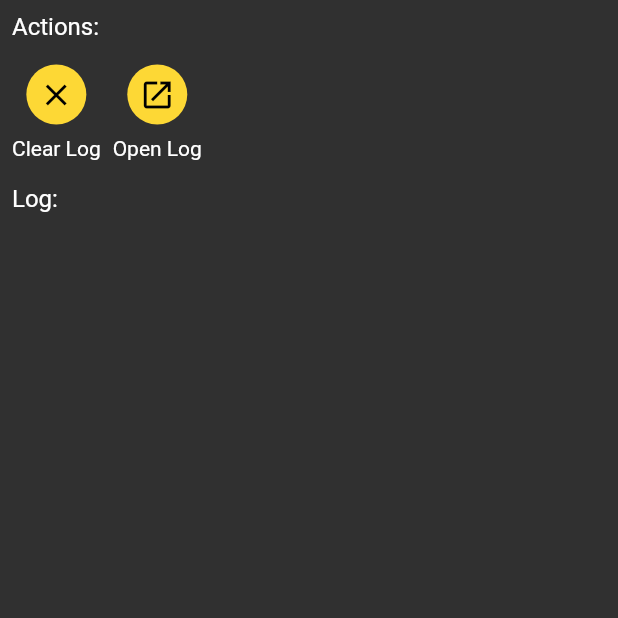
After one commit to roisnir/Rooster, a Flutter app: the LogScreen screen opened directly, on a phone screen of 412 x 824 dp, the top half of it. The commit adds this screen. Run offline on Flutter 3.47's test engine with Material 2 defaults, Android fonts, the phone set to English and light mode, and no system bars; our stand-ins replace cloud_firestore, cookie_jar, firebase_core, flutter_secure_storage, logger, open_file and 2 more; missing offline and left inert: flutter_json_widget, webview_cookie_manager, workmanager; accounts and stored records are empty; statements that could not run were skipped.

Commit message:
new layout

```diff
--- a/app/lib/common/utils.dart
+++ b/app/lib/common/utils.dart
@@ -7,7 +7,6 @@ const storage = FlutterSecureStorage();
 const baseUrl = 'https://one.prat.idf.il';
 
 List<SerializableCookie> parseSetCookie(String setCookie){
-  final allSetCookie = setCookie;
   final sep = RegExp(r"(,)[^\s_]");
   final cookies = <SerializableCookie>[];
   String tmp;
--- a/app/lib/loading_screen.dart
+++ b/app/lib/loading_screen.dart
@@ -4,7 +4,6 @@ import 'package:rooster/common/log.dart';
 import 'package:rooster/login_page.dart';
 import 'package:rooster/home_screen.dart';
 import 'package:rooster/common/user.dart';
-import 'package:cloud_firestore/cloud_firestore.dart';
 
 class LoadingScreen extends StatefulWidget {
   @override
--- /dev/null
+++ b/app/lib/log_screen.dart
@@ -0,0 +1,131 @@
+import 'dart:convert';
+import 'dart:io';
+import 'dart:async';
+import 'package:flutter/cupertino.dart';
+import 'package:flutter/rendering.dart';
+import 'common/log.dart';
+import 'package:flutter/material.dart';
+import 'package:rooster/common/log.dart';
+import 'package:open_file/open_file.dart';
+
+class LogScreen extends StatefulWidget {
+  @override
+  _LogScreenState createState() => _LogScreenState();
+}
+
+class _LogScreenState extends State<LogScreen> {
+  String logText = '';
+  Timer logUpdater;
+
+  @override
+  void initState() {
+    super.initState();
+    loadLog();
+    logUpdater = Timer.periodic(Duration(seconds: 3), (timer) => loadLog());
+  }
+
+  loadLog() async {
+    final logPath = await getFilePath(logFileName);
+    final text = await File(logPath).readAsString();
+    setState(() {
+      logText = text;
+    });
+  }
+
+  @override
+  Widget build(BuildContext context) {
+    return Scaffold(
+      body: Center(
+        child: Column(
+            mainAxisAlignment: MainAxisAlignment.start,
+            crossAxisAlignment: CrossAxisAlignment.start,
+            children: <Widget>[
+              Padding(
+                padding: const EdgeInsets.all(8.0),
+                child: Align(
+                  alignment: Alignment.centerLeft,
+                  child: Text(
+                    'Actions:',
+                    style: Theme.of(context).textTheme.subtitle1,
+                  ),
+                ),
+              ),
+              ButtonBar(
+                alignment: MainAxisAlignment.start,
+                children: [
+                  clearLogButton,
+                  openLogButton
+                ],
+              ),
+              Padding(
+                padding: const EdgeInsets.all(8.0),
+                child: Align(
+                  alignment: Alignment.centerLeft,
+                  child: Text(
+                    'Log:',
+                    style: Theme.of(context).textTheme.subtitle1,
+                  ),
+                ),
+              ),
+              Expanded(
+                  child: Container(
+                    color: Colors.grey[900],
+                    child: SingleChildScrollView(
+                      reverse: true,
+                      child: RichText(
+                        text: TextSpan(text: logText),
+                      ),
+                    ),
+                  ))
+            ]),
+      ),
+    );
+  }
+  Widget buildCircleButton({@required String text, @required Widget icon, @required Function onTap})=>InkWell(
+    onTap: onTap,
+    child: Column(
+        children: [CircleAvatar(
+          backgroundColor: Colors.yellow[600],
+          child: icon,
+//      borderSide: BorderSide(color: Colors.yellow[700]),
+        ),
+          Padding(
+            padding: const EdgeInsets.only(top: 8.0),
+            child: Text(text),
+          )
+        ]
+    ),
+  );
+
+  Widget get clearLogButton => buildCircleButton(
+    text: 'Clear Log',
+    icon: Icon(Icons.clear),
+    onTap: () async {
+        final filePath = await getFilePath(logFileName);
+        final f = File(filePath);
+        f.writeAsStringSync('');
+        loadLog();
+      },
+  );
+
+  Widget get openLogButton => buildCircleButton(
+    text: 'Open Log',
+    icon: Icon(Icons.open_in_new),
+//    borderSide: BorderSide(color: Colors.yellow[700]),
+    onTap: () async {
+      final filePath = await getFilePath(logFileName);
+      try {
+        OpenFile.open(filePath,
+            type: "text/plain", uti: "public.plain-text");
+      } catch (ex) {
+        appLog.e('Could not open log', ex);
+      }
+    },
+  );
+
+  @override
+  void dispose() {
+    logUpdater.cancel();
+    super.dispose();
+  }
+}
--- a/app/lib/main.dart
+++ b/app/lib/main.dart
@@ -1,8 +1,6 @@
 import 'dart:async';
 import 'dart:io';
 import 'package:workmanager/workmanager.dart';
-import 'common/log.dart';
-import 'common/log.dart';
 import 'common/log.dart';
 import 'loading_screen.dart';
 import 'package:flutter/material.dart';
```
Also changed, not shown: app/lib/dashboard.dart (added, +123 -0 lines), app/lib/home_screen.dart (+30 -160 lines).
